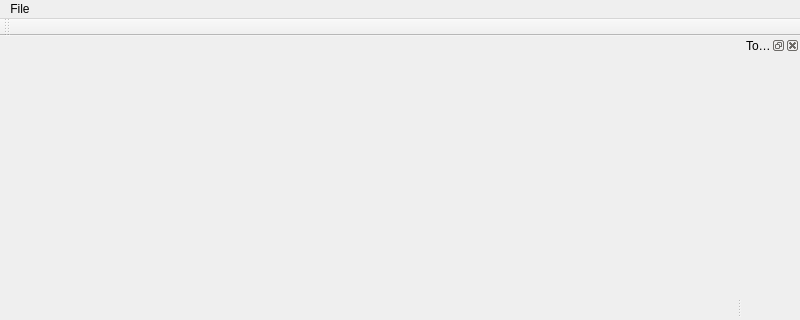
Old version of the form ImageQt5/ImageQt5.ui in the repository cqnu/ImageQt5; both pictures show x 0 to 800 and y 0 to 320 of the 800 by 600 pixel window.
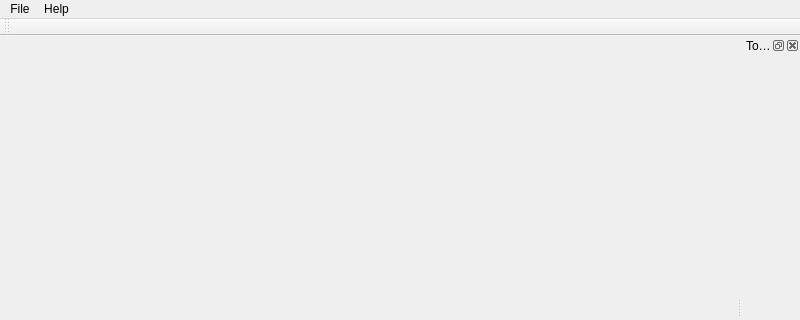
New version of the form. Icons and pictures are not drawn.

Commit message: Add RawParameter dialog

The edit to the form file:
```diff
--- a/ImageQt5/ImageQt5.ui
+++ b/ImageQt5/ImageQt5.ui
@@ -39,7 +39,14 @@
     <addaction name="separator"/>
     <addaction name="actionQuit"/>
    </widget>
+   <widget class="QMenu" name="menuHelp">
+    <property name="title">
+     <string>Help</string>
+    </property>
+    <addaction name="actionAbout"/>
+   </widget>
    <addaction name="menuFile_F"/>
+   <addaction name="menuHelp"/>
   </widget>
   <widget class="QToolBar" name="mainToolBar">
    <attribute name="toolBarArea">
```
Left out of the diff: 17 changed lines with no effect on the pictures. The commit also changes 7 other files.
